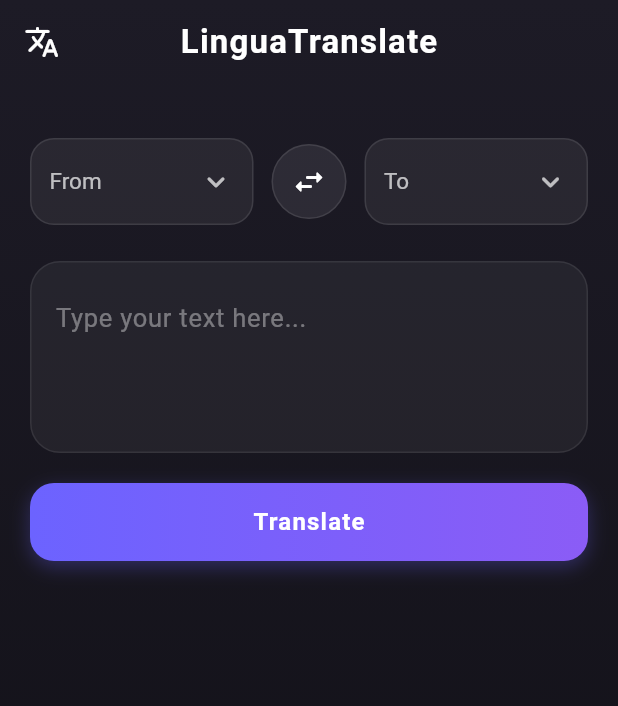
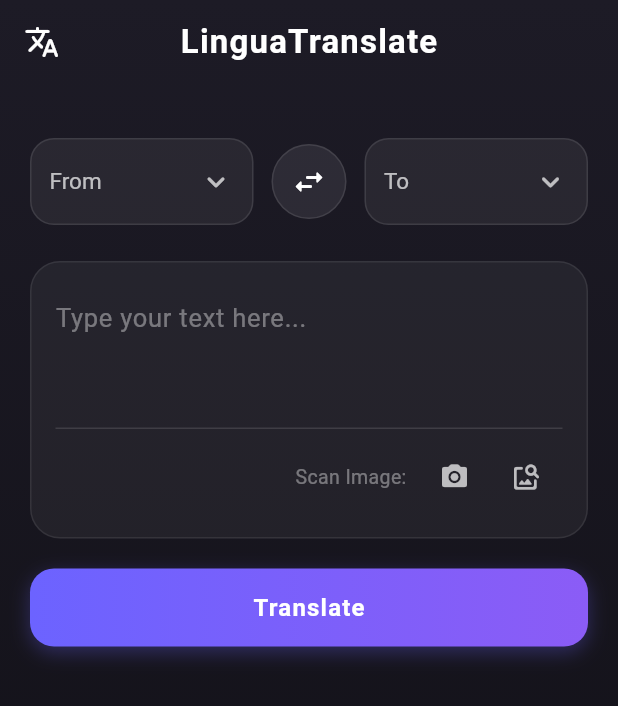
Before and after one commit to fernandesnaycaden-debug/language_translator, a Flutter app: the screen it shows after launch, on a phone screen of 412 x 824 dp. Shown: the top 706 px of the screen. Run offline on Flutter 3.47's test engine with Material 3 defaults, Android fonts, the phone set to English and light mode, and no system bars; our stand-ins replace image_picker; missing offline and left inert: google_mlkit_text_recognition, translator.

Commit message:
Implemented the language translation page with ML Kit text recognition and native configuration

```diff
--- a/lib/language_translation.dart
+++ b/lib/language_translation.dart
@@ -1,5 +1,7 @@
 import 'package:flutter/material.dart';
 import 'package:flutter/services.dart';
+import 'package:google_mlkit_text_recognition/google_mlkit_text_recognition.dart';
+import 'package:image_picker/image_picker.dart';
 import 'package:translator/translator.dart';
 
 class LanguageTranslationPage extends StatefulWidget {
@@ -49,6 +51,44 @@ class _LanguageTranslationPageState extends State<LanguageTranslationPage> {
   String getLanguageCode(String? language) {
     if (language == null) return '--';
     return _languageMap[language] ?? '--';
+  }
+
+  Future<void> _scanTextFromImage(ImageSource source) async {
+    final ImagePicker picker = ImagePicker();
+    final XFile? image = await picker.pickImage(source: source);
+    if (image == null) return;
+
+    final inputImage = InputImage.fromFilePath(image.path);
+    final textRecognizer = TextRecognizer(script: TextRecognitionScript.latin);
+
+    try {
+      if (mounted) {
+        ScaffoldMessenger.of(context).showSnackBar(
+          const SnackBar(
+            content: Text('Processing image and scanning text...'),
+            duration: Duration(seconds: 2),
+          ),
+        );
+      }
+
+      final RecognizedText recognizedText = await textRecognizer.processImage(inputImage);
+
+      setState(() {
+        languageController.text = recognizedText.text;
+        output = ''; // Clear prior output
+      });
+    } catch (e) {
+      if (mounted) {
+        ScaffoldMessenger.of(context).showSnackBar(
+          SnackBar(
+            content: Text('Failed to read text: ${e.toString()}'),
+            backgroundColor: Colors.redAccent,
+          ),
+        );
+      }
+    } finally {
+      await textRecognizer.close();
+    }
   }
 
   @override
@@ -200,7 +240,10 @@ class _LanguageTranslationPageState extends State<LanguageTranslationPage> {
                     borderRadius: BorderRadius.circular(20),
                     border: Border.all(color: Colors.white.withValues(alpha: 0.08)),
                   ),
-                  child: TextFormField(
+                  child: Column(
+                    crossAxisAlignment: CrossAxisAlignment.stretch,
+                    children: [
+                      TextFormField(
                         controller: languageController,
                         maxLines: 5,
                         minLines: 3,
@@ -225,6 +268,30 @@ class _LanguageTranslationPageState extends State<LanguageTranslationPage> {
                         onChanged: (val) {
                           setState(() {});
                         },
+                      ),
+                      const Divider(color: Colors.white12, height: 1),
+                      const SizedBox(height: 8),
+                      Row(
+                        mainAxisAlignment: MainAxisAlignment.end,
+                        children: [
+                          const Text(
+                            'Scan Image:',
+                            style: TextStyle(color: Colors.white38, fontSize: 13),
+                          ),
+                          const SizedBox(width: 8),
+                          IconButton(
+                            icon: const Icon(Icons.camera_alt_rounded, color: Colors.white70, size: 20),
+                            tooltip: 'Scan using Camera',
+                            onPressed: () => _scanTextFromImage(ImageSource.camera),
+                          ),
+                          IconButton(
+                            icon: const Icon(Icons.image_search_rounded, color: Colors.white70, size: 20),
+                            tooltip: 'Scan from Gallery',
+                            onPressed: () => _scanTextFromImage(ImageSource.gallery),
+                          ),
+                        ],
+                      ),
+                    ],
                   ),
                 ),
 
--- a/pubspec.yaml
+++ b/pubspec.yaml
@@ -35,6 +35,8 @@ dependencies:
   # Use with the CupertinoIcons class for iOS style icons.
   cupertino_icons: ^1.0.8
   translator: ^1.0.4+1
+  image_picker: ^1.1.2
+  google_mlkit_text_recognition: ^0.15.0
 
 dev_dependencies:
   flutter_test:
```
Also changed, not shown: pubspec.lock, 2 other files. Lines whose indentation alone changed are shown as unchanged.
